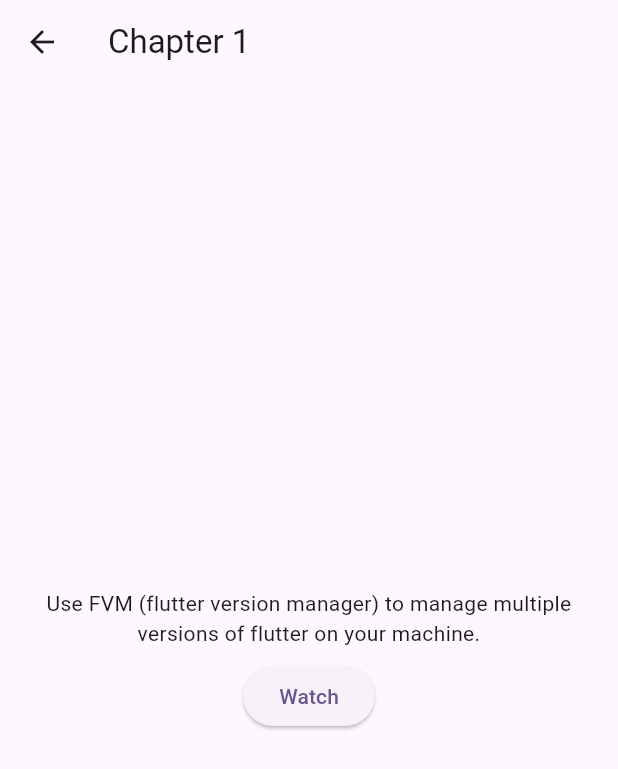
After one commit to tylersavery/nine-flutter-tips, a Flutter app: the screen it shows after launch, after a tap on "FVM", on a phone screen of 412 x 824 dp. The commit adds this screen. Shown: the top 769 px of the screen. Run offline on Flutter 3.47's test engine with Material 3 defaults, Android fonts, the phone set to English and light mode, and no system bars; our stand-ins replace web.

Commit message:
explanations for each chapter

```diff
--- /dev/null
+++ b/lib/chapter_explanation.dart
@@ -0,0 +1,43 @@
+import 'package:flutter/material.dart';
+import 'package:url_launcher/url_launcher_string.dart';
+
+class ChapterExplanation extends StatelessWidget {
+  final String body;
+  final String url;
+  final Widget? trailing;
+  const ChapterExplanation({
+    super.key,
+    required this.body,
+    required this.url,
+    this.trailing,
+  });
+
+  @override
+  Widget build(BuildContext context) {
+    return Padding(
+      padding: const EdgeInsets.all(8.0),
+      child: Center(
+        child: Column(
+          mainAxisSize: MainAxisSize.min,
+          children: [
+            Text(
+              body,
+              textAlign: TextAlign.center,
+            ),
+            SizedBox(height: 8),
+            ElevatedButton(
+              onPressed: () {
+                launchUrlString(url);
+              },
+              child: Text("Watch"),
+            ),
+            if (trailing != null) ...[
+              SizedBox(height: 8),
+              trailing!,
+            ]
+          ],
+        ),
+      ),
+    );
+  }
+}
--- a/lib/chapters/chapter1.dart
+++ b/lib/chapters/chapter1.dart
@@ -1,4 +1,5 @@
 import 'package:flutter/material.dart';
+import 'package:flutter_tips/chapter_explanation.dart';
 
 class Chapter1 extends StatelessWidget {
   const Chapter1({super.key});
@@ -9,6 +10,10 @@ class Chapter1 extends StatelessWidget {
       appBar: AppBar(
         title: const Text("Chapter 1"),
       ),
+      body: ChapterExplanation(
+        body: "Use FVM (flutter version manager) to manage multiple versions of flutter on your machine.",
+        url: "https://www.youtube.com/watch?v=IdtramLtYVA&t=59s",
+      ),
     );
   }
 }
--- a/lib/chapters/chapter2.dart
+++ b/lib/chapters/chapter2.dart
@@ -1,4 +1,5 @@
 import 'package:flutter/material.dart';
+import 'package:flutter_tips/chapter_explanation.dart';
 
 class Chapter2 extends StatelessWidget {
   const Chapter2({super.key});
@@ -9,6 +10,10 @@ class Chapter2 extends StatelessWidget {
       appBar: AppBar(
         title: const Text("Chapter 2"),
       ),
+      body: ChapterExplanation(
+        body: "Export commonly used files together to make imports more clean",
+        url: "https://www.youtube.com/watch?v=IdtramLtYVA&t=382s",
+      ),
     );
   }
 }
--- a/lib/chapters/chapter3.dart
+++ b/lib/chapters/chapter3.dart
@@ -1,4 +1,5 @@
 import 'package:flutter/material.dart';
+import 'package:flutter_tips/chapter_explanation.dart';
 
 class Chapter3 extends StatelessWidget {
   const Chapter3({super.key});
@@ -9,6 +10,10 @@ class Chapter3 extends StatelessWidget {
       appBar: AppBar(
         title: const Text("Chapter 3"),
       ),
+      body: ChapterExplanation(
+        body: "Some helpful analysis options for a good developer experience.",
+        url: "https://www.youtube.com/watch?v=IdtramLtYVA&t=441s",
+      ),
     );
   }
 }
--- a/lib/chapters/chapter6.dart
+++ b/lib/chapters/chapter6.dart
@@ -1,4 +1,5 @@
 import 'package:flutter/material.dart';
+import 'package:flutter_tips/chapter_explanation.dart';
 
 class Chapter6 extends StatelessWidget {
   const Chapter6({super.key});
@@ -9,6 +10,10 @@ class Chapter6 extends StatelessWidget {
       appBar: AppBar(
         title: const Text("Chapter 6"),
       ),
+      body: ChapterExplanation(
+        body: "Make Files are super helpful to run common commands (and not forget them!)",
+        url: "https://www.youtube.com/watch?v=IdtramLtYVA&t=1526s",
+      ),
     );
   }
 }
--- a/lib/chapters/chapter8.dart
+++ b/lib/chapters/chapter8.dart
@@ -1,4 +1,6 @@
 import 'package:flutter/material.dart';
+import 'package:flutter_tips/chapter_explanation.dart';
+import 'package:url_launcher/url_launcher_string.dart';
 
 class Chapter8 extends StatelessWidget {
   const Chapter8({super.key});
@@ -9,6 +11,16 @@ class Chapter8 extends StatelessWidget {
       appBar: AppBar(
         title: const Text("Chapter 8"),
       ),
+      body: ChapterExplanation(
+        body: "dart-import: a cool extension for organization your imports.",
+        url: "https://www.youtube.com/watch?v=IdtramLtYVA&t=2207s",
+        trailing: TextButton(
+          onPressed: () {
+            launchUrlString("https://marketplace.visualstudio.com/items?itemName=luanpotter.dart-import");
+          },
+          child: Text("Open Extension"),
+        ),
+      ),
     );
   }
 }
--- a/lib/chapters/chapter9.dart
+++ b/lib/chapters/chapter9.dart
@@ -1,4 +1,5 @@
 import 'package:flutter/material.dart';
+import 'package:flutter_tips/chapter_explanation.dart';
 
 class Chapter9 extends StatelessWidget {
   const Chapter9({super.key});
@@ -8,20 +9,29 @@ class Chapter9 extends StatelessWidget {
     return Scaffold(
       appBar: AppBar(
         title: FutureBuilder(
-            future: _getData(),
-            builder: (context, snapshot) {
+          future: _getData(),
+          builder: (context, snapshot) {
+            if (snapshot.hasData && snapshot.data != null) {
               return Stack(
                 children: [
-                  const Text("Chapter 9"),
+                  Text(snapshot.data!),
                 ],
               );
-            }),
+            }
+
+            return CircularProgressIndicator();
+          },
+        ),
+      ),
+      body: ChapterExplanation(
+        body: "Just some nice tips for refactoring your widgets",
+        url: "https://www.youtube.com/watch?v=IdtramLtYVA&t=2290s",
       ),
     );
   }
 
   Future<String> _getData() async {
     await Future.delayed(Duration(seconds: 5));
-    return "Hello";
+    return "Chapter 9";
   }
 }
--- a/lib/main.dart
+++ b/lib/main.dart
@@ -12,6 +12,7 @@ class MyApp extends StatelessWidget {
   Widget build(BuildContext context) {
     return MaterialApp(
       title: 'Flutter Demo',
+      debugShowCheckedModeBanner: false,
       theme: ThemeData(
         colorScheme: ColorScheme.fromSeed(seedColor: Colors.deepPurple),
         useMaterial3: true,
--- a/pubspec.yaml
+++ b/pubspec.yaml
@@ -36,6 +36,7 @@ dependencies:
   # Use with the CupertinoIcons class for iOS style icons.
   cupertino_icons: ^1.0.6
   web: ^0.5.1
+  url_launcher: ^6.2.6
 
 dev_dependencies:
   flutter_test:
```
Also changed, not shown: lib/chapters/chapter4.dart (+9 -0 lines), lib/chapters/chapter5.dart (+9 -0 lines), lib/chapters/chapter7.dart (+9 -0 lines), pubspec.lock, 14 other files.
